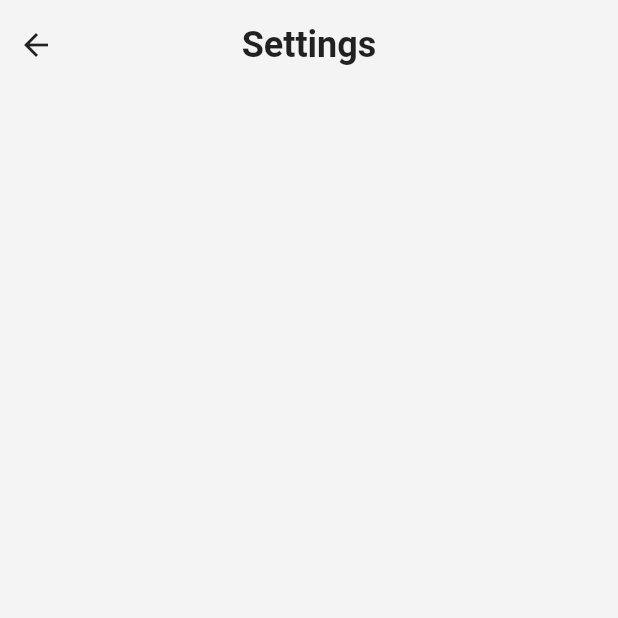
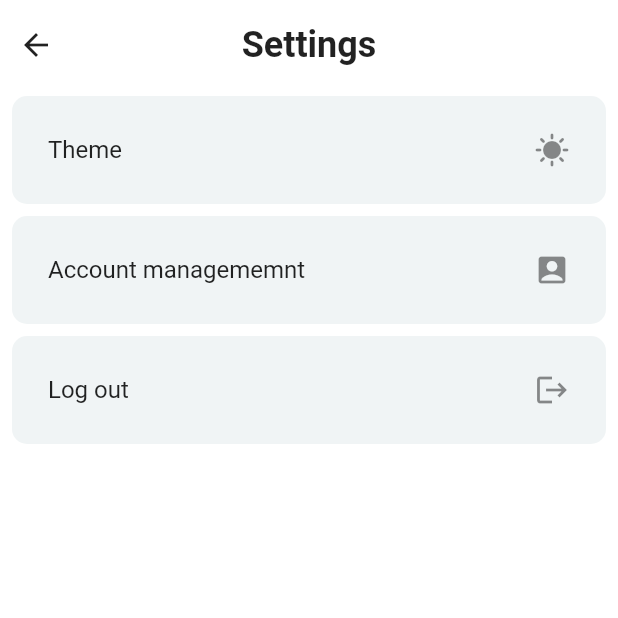
Before and after one commit to MohdShibin/Community-Building-App, a Flutter app: the SettingsPage screen opened directly, on a phone screen of 412 x 824 dp, the top half of it. Run offline on Flutter 3.47's test engine with Material 2 defaults, Android fonts, the phone set to English and light mode, and no system bars.

Commit message:
created settings page item

```diff
--- /dev/null
+++ b/lib/components/settings_item.dart
@@ -0,0 +1,30 @@
+import 'package:flutter/material.dart';
+
+class SettingsItem extends StatelessWidget {
+  String? title;
+  IconData? icon;
+
+  SettingsItem({
+    Key? key,
+    @required this.title,
+    @required this.icon,
+  }) : super(key: key);
+  @override
+  Widget build(BuildContext context) {
+    return Padding(
+      padding: const EdgeInsets.symmetric(horizontal: 8.0, vertical: 4.0),
+      child: ListTile(
+        trailing: Icon(icon),
+        title: Text(title!),
+        onTap: () {},
+        tileColor: Color(0xffF0F4F5),
+        contentPadding:
+            const EdgeInsets.symmetric(vertical: 8.0, horizontal: 24.0),
+        shape: RoundedRectangleBorder(
+          borderRadius: BorderRadius.circular(10.0),
+        ),
+
+      ),
+    );
+  }
+}
--- a/lib/pages/profile_page.dart
+++ b/lib/pages/profile_page.dart
@@ -7,7 +7,7 @@ class ProfilePage extends StatelessWidget {
   @override
   Widget build(BuildContext context) {
     return Scaffold(
-      backgroundColor: Color(0xffF4F4F4),
+      backgroundColor: Colors.white,
       body: SafeArea(
         child: Column(
           children: [
@@ -21,7 +21,9 @@ class ProfilePage extends StatelessWidget {
             ),
             Flexible(
               child: ListView(
-                children: [],
+                children: [
+
+                ],
               ),
             ),
           ],
--- a/lib/pages/settings_page.dart
+++ b/lib/pages/settings_page.dart
@@ -1,3 +1,5 @@
+import 'package:community_app/components/settings_item.dart';
+
 import '../components/top_app_bar.dart';
 import 'package:flutter/material.dart';
 
@@ -7,7 +9,7 @@ class SettingsPage extends StatelessWidget {
   @override
   Widget build(BuildContext context) {
     return Scaffold(
-      backgroundColor: const Color(0xffF4F4F4),
+      backgroundColor: Colors.white,
       body: SafeArea(
         child: Column(
           children: [
@@ -22,7 +24,9 @@ class SettingsPage extends StatelessWidget {
             Flexible(
               child: ListView(
                 children: [
-
+                  SettingsItem(title: 'Theme', icon: Icons.sunny),
+                  SettingsItem(title: 'Account managememnt', icon: Icons.account_box),
+                  SettingsItem(title: 'Log out', icon: Icons.logout),
                 ],
               ),
             ),
```
